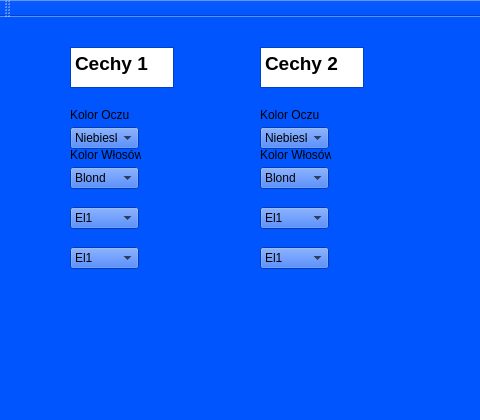
This is mainwindow.ui in NowackaAnna/Projekt-C- as Qt 5 draws it before an edit; both pictures show x 0 to 480 and y 0 to 420 of the 801 by 420 pixel window. The edited form follows.
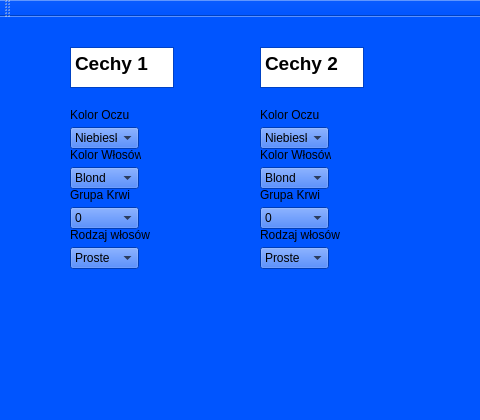
This is the edited form.

Patch:
```diff
--- a/mainwindow.ui
+++ b/mainwindow.ui
@@ -546,7 +546,7 @@
     </property>
     <item>
      <property name="text">
-      <string>El1</string>
+      <string>0</string>
      </property>
     </item>
     <item>
@@ -571,7 +571,7 @@
     </property>
     <item>
      <property name="text">
-      <string>El1</string>
+      <string>Proste</string>
      </property>
     </item>
     <item>
@@ -651,7 +651,7 @@
     </property>
     <item>
      <property name="text">
-      <string>El1</string>
+      <string>0</string>
      </property>
     </item>
     <item>
@@ -676,7 +676,7 @@
     </property>
     <item>
      <property name="text">
-      <string>El1</string>
+      <string>Proste</string>
      </property>
     </item>
     <item>
@@ -778,6 +778,58 @@
      <string>Kolor Włosów</string>
     </property>
    </widget>
+   <widget class="QLabel" name="grupa_krwi">
+    <property name="geometry">
+     <rect>
+      <x>70</x>
+      <y>170</y>
+      <width>71</width>
+      <height>16</height>
+     </rect>
+    </property>
+    <property name="text">
+     <string>Grupa Krwi</string>
+    </property>
+   </widget>
+   <widget class="QLabel" name="grupa_krwi2">
+    <property name="geometry">
+     <rect>
+      <x>260</x>
+      <y>170</y>
+      <width>71</width>
+      <height>16</height>
+     </rect>
+    </property>
+    <property name="text">
+     <string>Grupa Krwi</string>
+    </property>
+   </widget>
+   <widget class="QLabel" name="rodzaj_wlosow">
+    <property name="geometry">
+     <rect>
+      <x>70</x>
+      <y>210</y>
+      <width>81</width>
+      <height>16</height>
+     </rect>
+    </property>
+    <property name="text">
+     <string>Rodzaj włosów</string>
+    </property>
+   </widget>
+   <widget class="QLabel" name="grupa_krwi_3">
+    <property name="geometry">
+     <rect>
+      <x>260</x>
+      <y>210</y>
+      <width>81</width>
+      <height>16</height>
+     </rect>
+    </property>
+    <property name="text">
+     <string>Rodzaj włosów</string>
+    </property>
+   </widget>
   </widget>
   <widget class="QMenuBar" name="menuBar">
    <property name="geometry">
```
Left out of the diff: 32 changed lines with no effect on the pictures.
